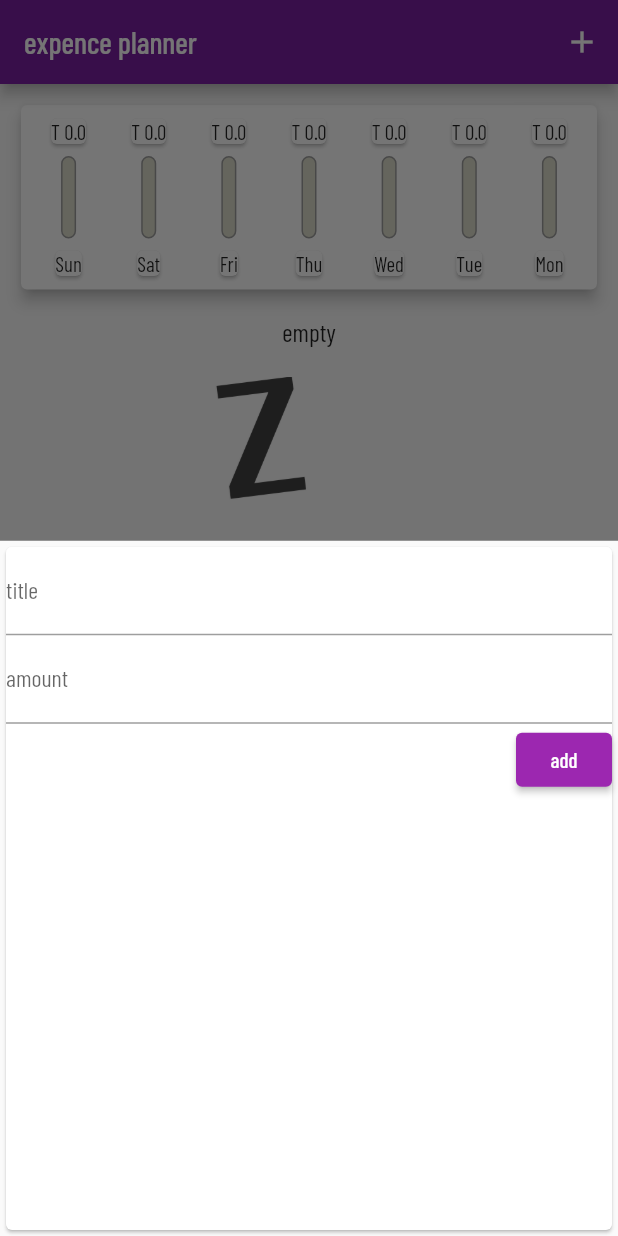
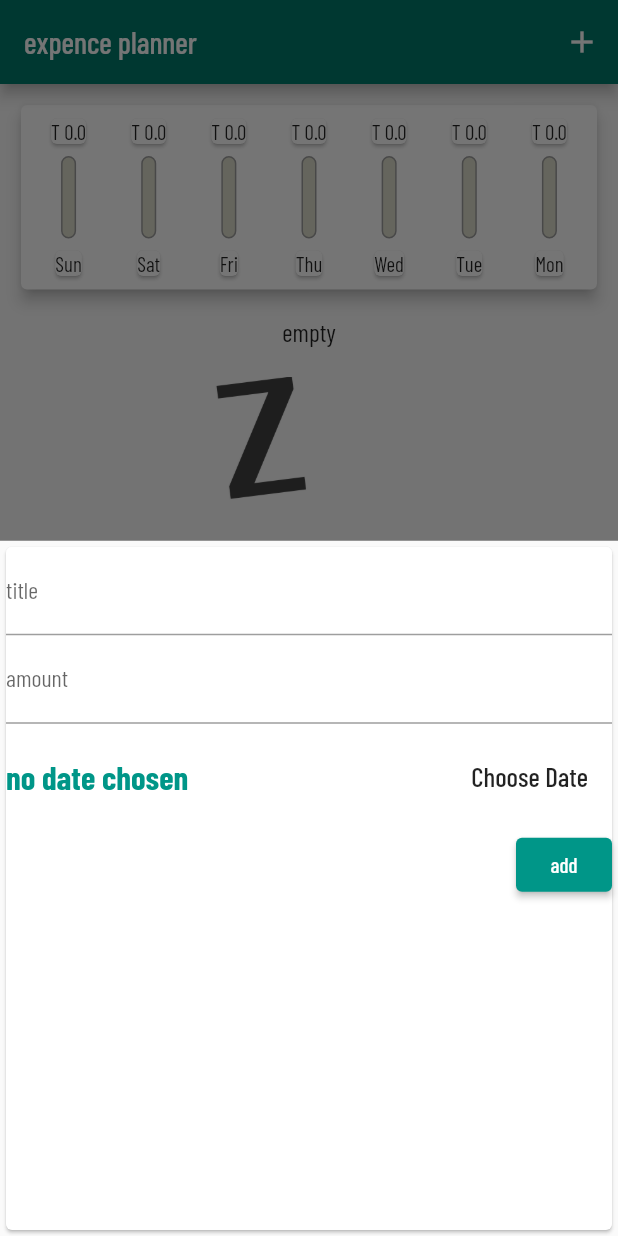
Before and after one commit to Moshated-flutter/expense_planner, a Flutter app: the screen it shows after launch, after a tap on the "add" icon, on a phone screen of 412 x 824 dp. Run offline on Flutter 3.47's test engine with Material 2 defaults, Android fonts, the phone set to English and light mode, and no system bars; our stand-ins replace google_fonts.

```diff
--- a/lib/main.dart
+++ b/lib/main.dart
@@ -20,7 +20,7 @@ class MyApp extends StatelessWidget {
       theme: ThemeData(
         textTheme:
             GoogleFonts.barlowCondensedTextTheme(Theme.of(context).textTheme),
-        primarySwatch: Colors.purple,
+        primarySwatch: Colors.teal,
       ),
       home: MyHomePage(),
     );
@@ -40,12 +40,13 @@ class _MyHomePageState extends State<MyHomePage> {
     }).toList();
   }
 
-  void Addtransactions(String txtitle, double txamount) {
+  void Addtransactions(String txtitle, double txamount, DateTime datechosen) {
     final newtx = Transaction(
-        id: DateTime.now().toString(),
-        amount: txamount,
-        title: txtitle,
-        date: DateTime.now());
+      id: DateTime.now().toString(),
+      amount: txamount,
+      title: txtitle,
+      date: datechosen,
+    );
     setState(
       () {
         _userTransactions.add(newtx);
@@ -64,6 +65,14 @@ class _MyHomePageState extends State<MyHomePage> {
         );
       },
     );
+  }
+
+  void deletetx(String idHere) {
+    setState(() {
+      _userTransactions.removeWhere((tx) {
+        return tx.id == idHere;
+      });
+    });
   }
 
   @override
@@ -85,7 +94,7 @@ class _MyHomePageState extends State<MyHomePage> {
         child: Column(
           children: [
             Chart(_recTrx),
-            TransactionList(_userTransactions),
+            TransactionList(_userTransactions, deletetx),
           ],
           mainAxisAlignment: MainAxisAlignment.start,
         ),
--- a/lib/widget/new_transactions.dart
+++ b/lib/widget/new_transactions.dart
@@ -1,4 +1,5 @@
 import 'package:flutter/material.dart';
+import 'package:intl/intl.dart';
 
 class NewTransactions extends StatefulWidget {
   final Function addtxs;
@@ -11,18 +12,34 @@ class NewTransactions extends StatefulWidget {
 
 class _NewTransactionsState extends State<NewTransactions> {
   final titlecon = TextEditingController();
-
+  DateTime? selectedDate = null;
   final amountcon = TextEditingController();
+  void _presentDatePicker() {
+    showDatePicker(
+      context: context,
+      initialDate: DateTime.now(),
+      firstDate: DateTime(2022),
+      lastDate: DateTime.now(),
+    ).then((datepicked) {
+      if (datepicked == null) {
+        return;
+      }
+      setState(() {
+        selectedDate = datepicked;
+      });
+    });
+  }
 
   void submitdata() {
     final enteredTitle = titlecon.text;
     final enteredamount = double.parse(amountcon.text);
-    if (enteredTitle.isEmpty || enteredamount <= 0) {
+    if (enteredTitle.isEmpty || enteredamount <= 0 || selectedDate == null) {
       return;
     }
     widget.addtxs(
       titlecon.text,
       double.parse(amountcon.text),
+      selectedDate,
     );
     Navigator.of(context).pop();
   }
@@ -47,6 +64,39 @@ class _NewTransactionsState extends State<NewTransactions> {
             controller: amountcon,
             onSubmitted: (_) => submitdata(),
           ),
+          Container(
+            height: 70,
+            child: Row(
+              children: [
+                Expanded(
+                  child: Text(
+                    selectedDate == null
+                        ? 'no date chosen'
+                        : DateFormat.yMd().format(selectedDate!),
+                    style: TextStyle(
+                      fontSize: 22,
+                      color: Theme.of(context).primaryColor,
+                      fontWeight: FontWeight.bold,
+                    ),
+                  ),
+                ),
+                SizedBox(
+                  width: 10,
+                ),
+                FlatButton(
+                  onPressed: () {
+                    _presentDatePicker();
+                  },
+                  child: Text(
+                    'Choose Date',
+                    style: TextStyle(
+                      fontSize: 18,
+                    ),
+                  ),
+                )
+              ],
+            ),
+          ),
           ElevatedButton(
             style: ElevatedButton.styleFrom(
               primary: Theme.of(context).primaryColor,
--- a/lib/widget/transactions_list.dart
+++ b/lib/widget/transactions_list.dart
@@ -4,8 +4,9 @@ import 'package:intl/intl.dart';
 
 class TransactionList extends StatelessWidget {
   final List<Transaction> transactions;
+  Function deleTx;
 
-  TransactionList(this.transactions);
+  TransactionList(this.transactions, this.deleTx);
   @override
   Widget build(BuildContext context) {
     return Center(
@@ -65,7 +66,13 @@ class TransactionList extends StatelessWidget {
                           DateFormat.yMMMd().format(tx.date),
                           style: Theme.of(context).textTheme.titleSmall,
                         ),
-                    ),
+                        trailing: IconButton(
+                          onPressed: () {
+                            deleTx(tx.id);
+                          },
+                          icon: Icon(Icons.delete),
+                          color: Color.fromARGB(255, 241, 168, 163),
+                        )),
                   );
                 }).toList(),
               ),
```
Lines whose indentation alone changed are shown as unchanged.
